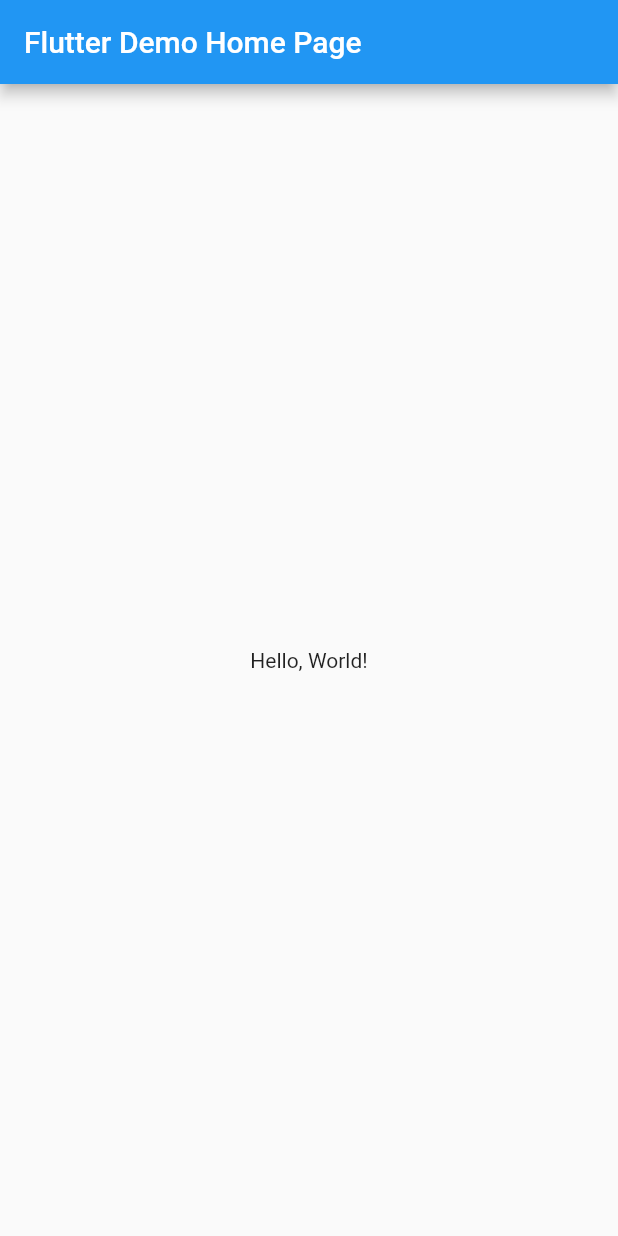
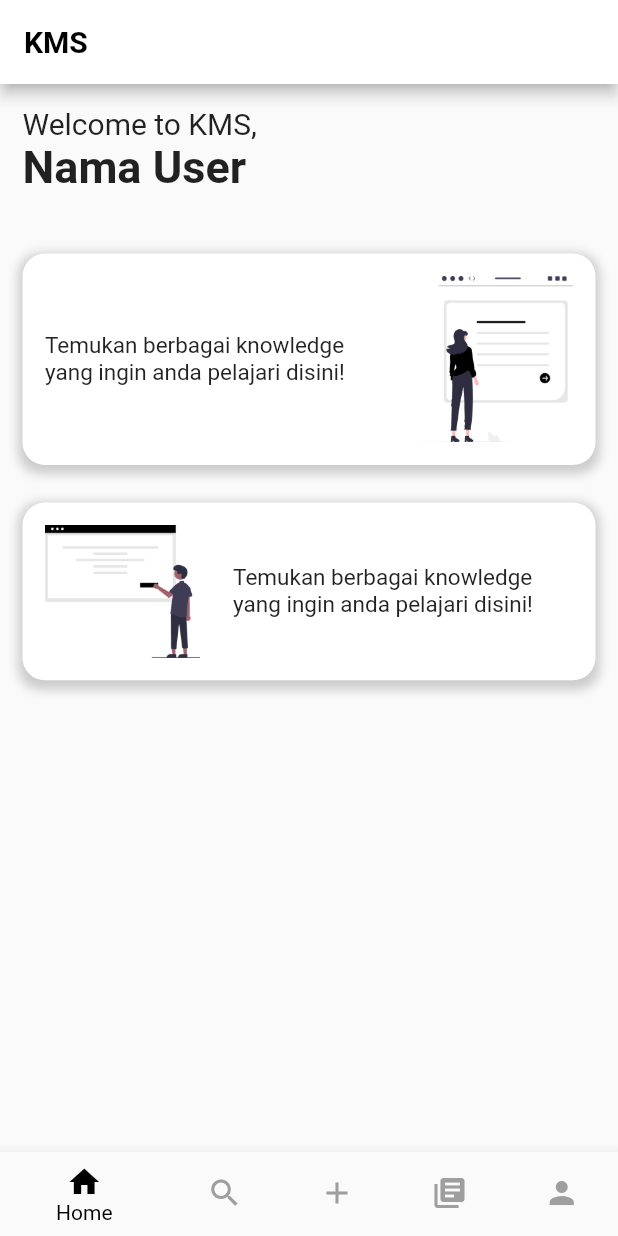
Before and after one commit to AlvinIndrawan/my_kms_repo, a Flutter app: the screen it shows after launch, on a phone screen of 412 x 824 dp. Run offline on Flutter 3.47's test engine with Material 2 defaults, Android fonts, the phone set to English and light mode, and no system bars.

Commit message:
Initial commit

```diff
--- a/lib/main.dart
+++ b/lib/main.dart
@@ -1,4 +1,7 @@
 import 'package:flutter/material.dart';
+import 'pages/register.dart';
+import 'pages/login.dart';
+import 'pages/home/homepage.dart';
 
 void main() => runApp(MyApp());
 
@@ -9,34 +12,17 @@ class MyApp extends StatelessWidget {
   Widget build(BuildContext context) {
     return MaterialApp(
       // Application name
-      title: 'Flutter Hello World',
+      title: 'KMS',
       // Application theme data, you can set the colors for the application as
       // you want
       theme: ThemeData(
-        primarySwatch: Colors.blue,
+        colorScheme: ColorScheme.fromSwatch().copyWith(
+          primary: const Color(0xffffffff),
+          secondary: const Color(0xff000000),
+        ),
       ),
       // A widget which will be started on application startup
-      home: MyHomePage(title: 'Flutter Demo Home Page'),
+      home: Homepage(),
     );
   }
 }
-
-class MyHomePage extends StatelessWidget {
-  final String title;
-  const MyHomePage({super.key, required this.title});
-
-  @override
-  Widget build(BuildContext context) {
-    return Scaffold(
-      appBar: AppBar(
-        // The title text which will be shown on the action bar
-        title: Text(title),
-      ),
-      body: Center(
-        child: Text(
-          'Hello, World!',
-        ),
-      ),
-    );
-  }
-}
--- /dev/null
+++ b/lib/pages/home/home.dart
@@ -0,0 +1,101 @@
+import 'package:flutter/material.dart';
+
+class Home extends StatelessWidget {
+  @override
+  Widget build(BuildContext context) {
+    return ListView(
+      padding: EdgeInsets.all(15),
+      children: [
+        Text(
+          'Welcome to KMS,',
+          style: TextStyle(
+            fontSize: 20,
+          ),
+        ),
+        Text(
+          'Nama User',
+          style: TextStyle(
+            fontSize: 30,
+            fontWeight: FontWeight.bold,
+          ),
+        ),
+        SizedBox(
+          height: 40,
+        ),
+        Container(
+          padding: EdgeInsets.all(15),
+          decoration: BoxDecoration(
+            color: Colors.white,
+            borderRadius:
+                BorderRadius.circular(15.0), // Set container background color
+            boxShadow: [
+              BoxShadow(
+                color: Colors.grey.withOpacity(0.5), // Set shadow color
+                spreadRadius: 3, // Set the spread radius of the shadow
+                blurRadius: 5, // Set the blur radius of the shadow
+                offset: Offset(0, 3), // Set the offset of the shadow
+              ),
+            ],
+          ),
+          child: Row(
+            children: [
+              Container(
+                width: MediaQuery.of(context).size.width * 0.55,
+                child: Text(
+                  'Temukan berbagai knowledge yang ingin anda pelajari disini!',
+                  style: TextStyle(
+                    fontSize: 15,
+                  ),
+                ),
+              ),
+              Spacer(),
+              Image.asset(
+                'assets/images/image1.png',
+                width: MediaQuery.of(context).size.width *
+                    0.25, // Set the height if needed
+              )
+            ],
+          ),
+        ),
+        SizedBox(
+          height: 25,
+        ),
+        Container(
+          padding: EdgeInsets.all(15),
+          decoration: BoxDecoration(
+            color: Colors.white,
+            borderRadius:
+                BorderRadius.circular(15.0), // Set container background color
+            boxShadow: [
+              BoxShadow(
+                color: Colors.grey.withOpacity(0.5), // Set shadow color
+                spreadRadius: 3, // Set the spread radius of the shadow
+                blurRadius: 5, // Set the blur radius of the shadow
+                offset: Offset(0, 3), // Set the offset of the shadow
+              ),
+            ],
+          ),
+          child: Row(
+            children: [
+              Image.asset(
+                'assets/images/image2.png',
+                width: MediaQuery.of(context).size.width *
+                    0.25, // Set the height if needed
+              ),
+              Spacer(),
+              Container(
+                width: MediaQuery.of(context).size.width * 0.55,
+                child: Text(
+                  'Temukan berbagai knowledge yang ingin anda pelajari disini!',
+                  style: TextStyle(
+                    fontSize: 15,
+                  ),
+                ),
+              ),
+            ],
+          ),
+        )
+      ],
+    );
+  }
+}
--- /dev/null
+++ b/lib/pages/home/homepage.dart
@@ -0,0 +1,86 @@
+import 'dart:ui';
+import 'package:flutter/material.dart';
+import 'home.dart';
+
+class Homepage extends StatefulWidget {
+  const Homepage({super.key});
+
+  @override
+  State<Homepage> createState() => _HomepageState();
+}
+
+class _HomepageState extends State<Homepage> {
+  int _selectedIndex = 0;
+  static const TextStyle optionStyle =
+      TextStyle(fontSize: 30, fontWeight: FontWeight.bold);
+  List<Widget> _widgetOptions = <Widget>[
+    //Home
+    Home(),
+    Text(
+      'Index 1: Business',
+      style: optionStyle,
+    ),
+    Text(
+      'Index 2: Search',
+      style: optionStyle,
+    ),
+    Text(
+      'Index 3: Create Knowledge',
+      style: optionStyle,
+    ),
+    Text(
+      'Index 4: My Knowledge',
+      style: optionStyle,
+    ),
+  ];
+
+  void _onItemTapped(int index) {
+    setState(() {
+      _selectedIndex = index;
+    });
+  }
+
+  @override
+  Widget build(BuildContext context) {
+    return Scaffold(
+      appBar: AppBar(
+        title: const Text(
+          'KMS',
+          style: TextStyle(
+            color: Colors.black,
+            fontWeight: FontWeight.bold,
+          ),
+        ),
+      ),
+      body: _widgetOptions.elementAt(_selectedIndex),
+      bottomNavigationBar: BottomNavigationBar(
+        items: const <BottomNavigationBarItem>[
+          BottomNavigationBarItem(
+            icon: Icon(Icons.home),
+            label: 'Home',
+          ),
+          BottomNavigationBarItem(
+            icon: Icon(Icons.search),
+            label: 'Search',
+          ),
+          BottomNavigationBarItem(
+            icon: Icon(Icons.add),
+            label: 'Create',
+          ),
+          BottomNavigationBarItem(
+            icon: Icon(Icons.library_books),
+            label: 'My Knowledge',
+          ),
+          BottomNavigationBarItem(
+            icon: Icon(Icons.person),
+            label: 'Profile',
+          ),
+        ],
+        currentIndex: _selectedIndex,
+        selectedItemColor: Colors.black,
+        unselectedItemColor: Colors.grey,
+        onTap: _onItemTapped,
+      ),
+    );
+  }
+}
--- a/pubspec.yaml
+++ b/pubspec.yaml
@@ -17,9 +17,8 @@ dev_dependencies:
 
 flutter:
   uses-material-design: true
-  # assets:
-  #  - images/a_dot_burr.jpeg
-  #  - images/a_dot_ham.jpeg
+  assets:
+   - assets/images/
   # fonts:
   #   - family: Schyler
   #     fonts:
```
Also changed, not shown: lib/pages/login.dart (added, +91 -0 lines), lib/pages/register.dart (added, +152 -0 lines), assets/images/image1.png (added), assets/images/image2.png (added).
